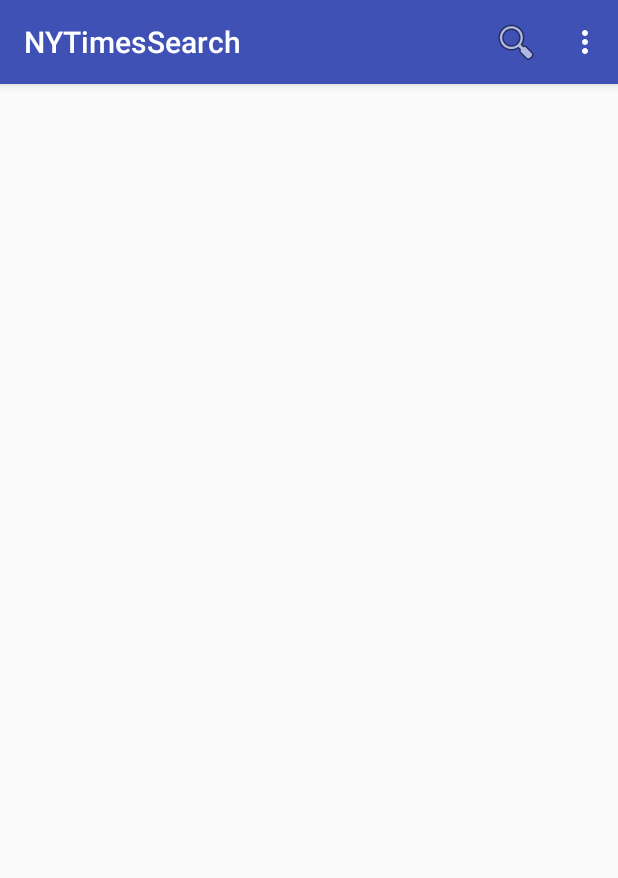
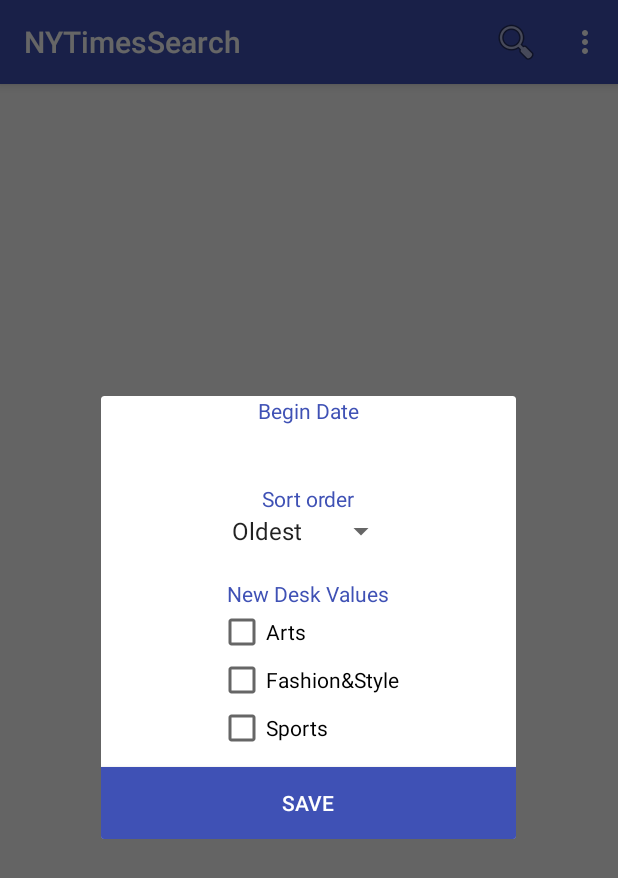
Before and after one commit to m3libea/NYTimesSearch, an Android app: the screen it shows after launch (SearchActivity), in the options menu, after a tap on "Filter", on a phone screen of 412 x 824 dp. Shown: the top 878 px of the screen. Run offline under Robolectric (Android 15) with nearby library versions, the phone set to English and light mode, and no system bars; our stand-ins replace ButterKnife; libraries missing offline, so code that uses them is left out: org.parceler, retrofit2.adapter.rxjava, rx.android.schedulers, rx.schedulers; pictures from the network do not load; 3 statements that could not run were skipped.

Commit message:
DialogFragment for queries added

```diff
--- a/app/build.gradle
+++ b/app/build.gradle
@@ -2,7 +2,7 @@ apply plugin: 'com.android.application'
 
 android {
     compileSdkVersion 24
-    buildToolsVersion "24.0.2"
+    buildToolsVersion '25.0.0'
     defaultConfig {
         applicationId "com.m3libea.nytimessearch"
         minSdkVersion 16
@@ -56,10 +56,6 @@ dependencies {
     compile 'io.reactivex:rxandroid:1.2.1'
     compile 'com.squareup.retrofit2:adapter-rxjava:2.1.0'
     compile 'com.squareup.retrofit2:converter-gson:2.1.0'
-
-
-
-
 }
 
 apply plugin: 'com.android.application'
--- a/app/src/main/java/com/m3libea/nytimessearch/activities/ArticleActivity.java
+++ b/app/src/main/java/com/m3libea/nytimessearch/activities/ArticleActivity.java
@@ -4,14 +4,14 @@ import android.content.Intent;
 import android.os.Bundle;
 import android.support.v4.view.MenuItemCompat;
 import android.support.v7.app.AppCompatActivity;
-import android.support.v7.widget.ShareActionProvider;
-import android.support.v7.widget.Toolbar;
 import android.view.Menu;
 import android.view.MenuInflater;
 import android.view.MenuItem;
 import android.webkit.WebResourceRequest;
 import android.webkit.WebView;
 import android.webkit.WebViewClient;
+import android.support.v7.widget.ShareActionProvider;
+import android.support.v7.widget.Toolbar;
 
 import com.m3libea.nytimessearch.R;
 import com.m3libea.nytimessearch.models.Doc;
@@ -32,7 +32,7 @@ public class ArticleActivity extends AppCompatActivity {
         Toolbar toolbar = (Toolbar) findViewById(R.id.toolbar);
         setSupportActionBar(toolbar);
 
-        final Doc article = (Doc) Parcels.unwrap(getIntent().getParcelableExtra("article"));
+        final Doc article = Parcels.unwrap(getIntent().getParcelableExtra("article"));
 
         ButterKnife.bind(this);
 
--- a/app/src/main/java/com/m3libea/nytimessearch/activities/SearchActivity.java
+++ b/app/src/main/java/com/m3libea/nytimessearch/activities/SearchActivity.java
@@ -5,6 +5,7 @@ import android.content.Intent;
 import android.net.ConnectivityManager;
 import android.net.NetworkInfo;
 import android.os.Bundle;
+import android.support.v4.app.FragmentManager;
 import android.support.v4.view.MenuItemCompat;
 import android.support.v7.app.AppCompatActivity;
 import android.support.v7.widget.SearchView;
@@ -22,6 +23,7 @@ import com.m3libea.nytimessearch.NYTimesEndpoint;
 import com.m3libea.nytimessearch.R;
 import com.m3libea.nytimessearch.adapters.ArticleArrayAdapter;
 import com.m3libea.nytimessearch.external.EndlessScrollListener;
+import com.m3libea.nytimessearch.fragments.FilterFragment;
 import com.m3libea.nytimessearch.models.Doc;
 
 import org.parceler.Parcels;
@@ -126,10 +128,17 @@ public class SearchActivity extends AppCompatActivity {
 
         //noinspection SimplifiableIfStatement
         if (id == R.id.action_filter) {
+            showFilterDialog();
             return true;
         }
 
         return super.onOptionsItemSelected(item);
+    }
+
+    private void showFilterDialog() {
+        FragmentManager fm = getSupportFragmentManager();
+        FilterFragment filterFragment = FilterFragment.newInstance();
+        filterFragment.show(fm, "fragment_filter");
     }
 
     public void apiQuery(String query, int page) {
@@ -155,22 +164,6 @@ public class SearchActivity extends AppCompatActivity {
                         throwable -> Log.e("SearchActivity", "failure getting doc", throwable),
                         () -> Log.i("SearchActivity", "done!!!")
                 );
-
-
-//        client.get(url, params, new TextHttpResponseHandler() {
-//            @Override
-//            public void onFailure(int statusCode, Header[] headers, String responseString, Throwable throwable) {
-//
-//            }
-//
-//            @Override
-//            public void onSuccess(int statusCode, Header[] headers, String responseString) {
-//                Gson gson = new GsonBuilder().create();
-//                articles.addAll(gson.fromJson(responseString, NYTimesResponse.class).getResponse().getDocs());
-//                adapter.notifyDataSetChanged();
-//            }
-//        });
-
     }
 
     private Boolean isNetworkAvailable() {
--- /dev/null
+++ b/app/src/main/java/com/m3libea/nytimessearch/fragments/DataPickerFragment.java
@@ -0,0 +1,33 @@
+package com.m3libea.nytimessearch.fragments;
+
+import android.app.DatePickerDialog;
+import android.app.Dialog;
+import android.os.Bundle;
+import android.support.annotation.NonNull;
+import android.support.v4.app.DialogFragment;
+
+import java.util.Calendar;
+
+/**
+ * Created by m3libea on 9/19/17.
+ */
+
+public class DataPickerFragment extends DialogFragment {
+
+    @NonNull
+    @Override
+    public Dialog onCreateDialog(Bundle savedInstanceState) {
+
+        final Calendar c = Calendar.getInstance();
+
+        int year = c.get(Calendar.YEAR);
+        int month = c.get(Calendar.MONTH);
+        int day = c.get(Calendar.DAY_OF_MONTH);
+
+        // Activity needs to implement this interface
+        DatePickerDialog.OnDateSetListener listener = (DatePickerDialog.OnDateSetListener) getActivity();
+
+        // Create a new instance of TimePickerDialog and return it
+        return new DatePickerDialog(getActivity(), listener, year, month, day);
+    }
+}
--- /dev/null
+++ b/app/src/main/java/com/m3libea/nytimessearch/fragments/FilterFragment.java
@@ -0,0 +1,52 @@
+package com.m3libea.nytimessearch.fragments;
+
+import android.graphics.Point;
+import android.os.Bundle;
+import android.support.v4.app.DialogFragment;
+import android.view.Display;
+import android.view.Gravity;
+import android.view.LayoutInflater;
+import android.view.View;
+import android.view.ViewGroup;
+import android.view.Window;
+import android.view.WindowManager;
+
+import com.m3libea.nytimessearch.R;
+
+
+public class FilterFragment extends DialogFragment {
+
+    public FilterFragment() {
+        // Required empty public constructor
+    }
+
+    public static FilterFragment newInstance() {
+        FilterFragment fragment = new FilterFragment();
+        return fragment;
+    }
+
+
+    @Override
+    public View onCreateView(LayoutInflater inflater, ViewGroup container,
+                             Bundle savedInstanceState) {
+        // Inflate the layout for this fragment
+        getDialog().requestWindowFeature(Window.FEATURE_NO_TITLE);
+        return inflater.inflate(R.layout.fragment_filter, container, false);
+    }
+
+    @Override
+    public void onResume() {
+        // Store access variables for window and blank point
+        Window window = getDialog().getWindow();
+        Point size = new Point();
+        // Store dimensions of the screen in `size`
+        Display display = window.getWindowManager().getDefaultDisplay();
+        display.getSize(size);
+        // Set the width of the dialog proportional to 75% of the screen width
+        window.setLayout((int) (size.x * 0.75), WindowManager.LayoutParams.WRAP_CONTENT);
+        window.setGravity(Gravity.CENTER);
+        // Call super onResume after sizing
+        super.onResume();
+    }
+
+}
--- /dev/null
+++ b/app/src/main/res/layout/fragment_filter.xml
@@ -0,0 +1,69 @@
+<LinearLayout xmlns:android="http://schemas.android.com/apk/res/android"
+    xmlns:tools="http://schemas.android.com/tools"
+    android:orientation="vertical"
+    android:layout_width="match_parent"
+    android:layout_height="match_parent"
+    tools:context="com.m3libea.nytimessearch.fragments.FilterFragment"
+    android:gravity="center">
+
+    <TextView
+        android:layout_width="wrap_content"
+        android:layout_height="wrap_content"
+        android:textColor="@color/colorPrimary"
+        android:text="@string/begin_date" />
+
+    <TextView
+        android:id="@+id/tvDate"
+        tools:text="9/19/2017"
+        android:layout_width="wrap_content"
+        android:layout_height="wrap_content"
+        android:layout_marginBottom="@dimen/dp20"/>
+
+    <TextView
+        android:layout_width="wrap_content"
+        android:layout_height="wrap_content"
+        android:textColor="@color/colorPrimary"
+        android:text="@string/sort_order"/>
+
+    <Spinner
+        android:id="@+id/spinner"
+        android:layout_width="wrap_content"
+        android:layout_height="wrap_content"
+        android:entries="@array/sort"
+        android:layout_marginBottom="@dimen/dp20"/>
+
+    <TextView
+        android:layout_width="wrap_content"
+        android:layout_height="wrap_content"
+        android:textColor="@color/colorPrimary"
+        android:text="@string/new_desk_values"/>
+
+    <LinearLayout
+        android:orientation="vertical"
+        android:layout_width="wrap_content"
+        android:layout_height="wrap_content"
+        android:layout_marginBottom="@dimen/dp10">
+        <CheckBox android:id="@+id/checkbox_arts"
+            android:layout_width="wrap_content"
+            android:layout_height="wrap_content"
+            android:text="@string/arts" />
+        <CheckBox android:id="@+id/checkbox_fashion"
+            android:layout_width="wrap_content"
+            android:layout_height="wrap_content"
+            android:text="@string/fashion" />
+        <CheckBox android:id="@+id/checkbox_sports"
+            android:layout_width="wrap_content"
+            android:layout_height="wrap_content"
+            android:text="@string/sports" />
+    </LinearLayout>
+
+    <Button
+        android:layout_width="match_parent"
+        android:layout_height="wrap_content"
+        android:background="@color/colorPrimary"
+        android:id="@+id/save"
+        android:text="@string/save"
+        android:textColor="@color/colorText"/>
+
+
+</LinearLayout>
--- a/app/src/main/res/values/colors.xml
+++ b/app/src/main/res/values/colors.xml
@@ -3,4 +3,5 @@
     <color name="colorPrimary">#3F51B5</color>
     <color name="colorPrimaryDark">#303F9F</color>
     <color name="colorAccent">#ff4081</color>
+    <color name="colorText">#FFFFFF</color>
 </resources>
--- a/app/src/main/res/values/dimens.xml
+++ b/app/src/main/res/values/dimens.xml
@@ -3,4 +3,6 @@
     <dimen name="activity_horizontal_margin">16dp</dimen>
     <dimen name="activity_vertical_margin">16dp</dimen>
     <dimen name="fab_margin">16dp</dimen>
+    <dimen name="dp20">20dp</dimen>
+    <dimen name="dp10">10dp</dimen>
 </resources>
--- /dev/null
+++ b/app/src/main/res/values/sort.xml
@@ -0,0 +1,7 @@
+<?xml version="1.0" encoding="utf-8"?>
+<resources>
+    <string-array name="sort">
+        <item>Oldest</item>
+        <item>Newest</item>
+    </string-array>
+</resources>
--- a/app/src/main/res/values/strings.xml
+++ b/app/src/main/res/values/strings.xml
@@ -5,4 +5,14 @@
     <string name="search">Search</string>
     <string name="title_activity_article">ArticleActivity</string>
 
+    <!-- Filter Fragment -->
+    <string name="begin_date">Begin Date</string>
+    <string name="sort_order">Sort order</string>
+    <string name="new_desk_values">New Desk Values</string>
+    <string name="arts">Arts</string>
+    <string name="fashion"><![CDATA[Fashion&Style]]></string>
+    <string name="sports">Sports</string>
+    <string name="save">Save</string>
+
+
 </resources>
--- a/build.gradle
+++ b/build.gradle
@@ -5,7 +5,7 @@ buildscript {
         jcenter()
     }
     dependencies {
-        classpath 'com.android.tools.build:gradle:2.2.0'
+        classpath 'com.android.tools.build:gradle:2.3.3'
         classpath 'me.tatarka:gradle-retrolambda:3.5.0'
         classpath 'me.tatarka.retrolambda.projectlombok:lombok.ast:0.2.3.a2'
 
```
Also changed, not shown: gradle/wrapper/gradle-wrapper.properties, 1 other file.
